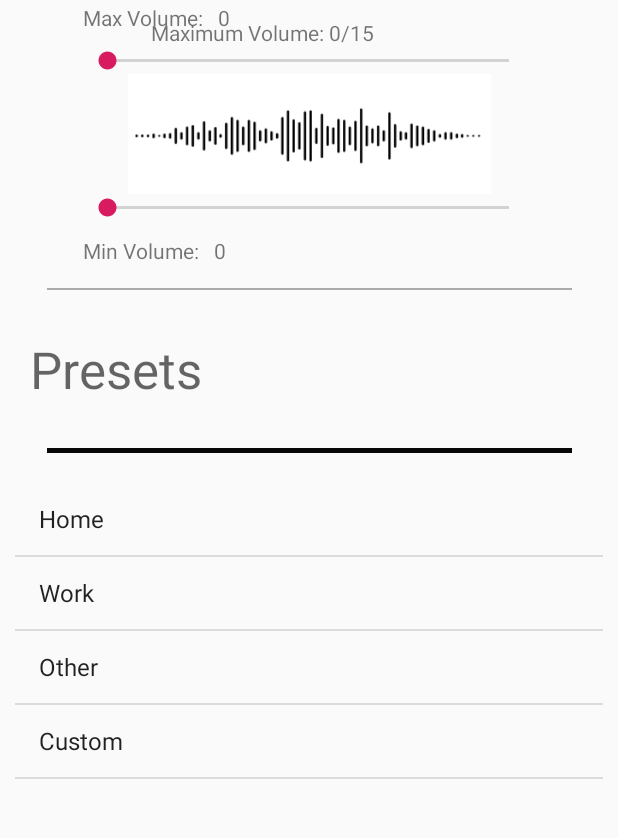
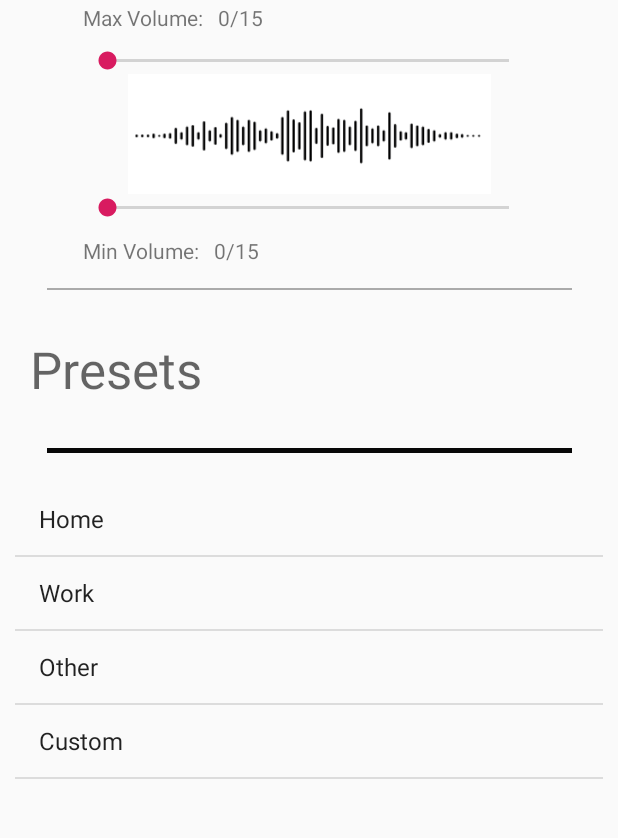
Before and after one commit to apanpanpan/SmartVolume, an Android app: the screen it shows after launch (MainActivity), on a phone screen of 412 x 824 dp, the part 187-1025 px from its top. Run offline under Robolectric (Android 15) with nearby library versions, the phone set to English and light mode, and no system bars.

Commit message:
removed unnecessary volume text

```diff
--- a/app/src/main/java/com/example/soundsmart/MainActivity.java
+++ b/app/src/main/java/com/example/soundsmart/MainActivity.java
@@ -30,7 +30,7 @@ public class MainActivity extends AppCompatActivity {
         volumeSeekBar1.setProgress(audioManager.getStreamVolume(AudioManager.STREAM_MUSIC));
 
         TextView minText = findViewById(R.id.minVolumeText);
-        minText.setText("" + volumeSeekBar1.getProgress());
+        minText.setText("" + volumeSeekBar1.getProgress()+"/15");
 
 
         volumeSeekBar1.setOnSeekBarChangeListener(new SeekBar.OnSeekBarChangeListener() {
@@ -46,7 +46,7 @@ public class MainActivity extends AppCompatActivity {
                 }
 
                 TextView minText = findViewById(R.id.minVolumeText);
-                minText.setText("Minimum Volume: "+progress+"/15");
+                minText.setText(""+progress+"/15");
             }
 
             @Override
@@ -70,7 +70,7 @@ public class MainActivity extends AppCompatActivity {
             volumeSeekBar.setProgress(audioManager.getStreamVolume(AudioManager.STREAM_MUSIC));
 
             TextView maxText = findViewById(R.id.maxVolumeText);
-            maxText.setText("" + volumeSeekBar.getProgress());
+            maxText.setText("" + volumeSeekBar.getProgress()+"/15");
 
             volumeSeekBar.setOnSeekBarChangeListener(new SeekBar.OnSeekBarChangeListener() {
                 @Override
@@ -85,7 +85,7 @@ public class MainActivity extends AppCompatActivity {
                     }
 
                     TextView maxText = findViewById(R.id.maxVolumeText);
-                    maxText.setText("Maximum Volume: "+progress+"/15");
+                    maxText.setText(""+progress+"/15");
                 }
 
                 @Override
--- a/app/src/main/res/layout/activity_main.xml
+++ b/app/src/main/res/layout/activity_main.xml
@@ -32,18 +32,6 @@
         app:layout_constraintStart_toStartOf="parent"
         app:layout_constraintTop_toTopOf="parent"
         app:layout_constraintVertical_bias="0.461" />
-
-    <TextView
-        android:id="@+id/maxVolText"
-        android:layout_width="wrap_content"
-        android:layout_height="wrap_content"
-        android:text="Maximum Volume: 0/15"
-        app:layout_constraintBottom_toTopOf="@+id/seekBar"
-        app:layout_constraintEnd_toEndOf="parent"
-        app:layout_constraintHorizontal_bias="0.383"
-        app:layout_constraintStart_toStartOf="parent"
-        app:layout_constraintTop_toBottomOf="@+id/textView3"
-        app:layout_constraintVertical_bias="0.889" />
 
     <SeekBar
         android:id="@+id/seekBar2"
```
